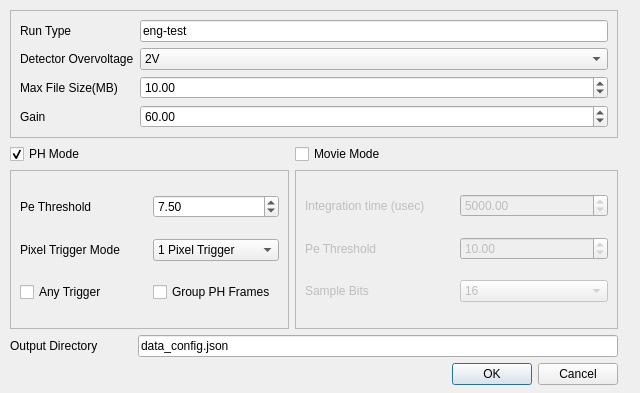
Qt form data_config_widget.ui (liuweiseu/panoseti_control_gui) before a commit.
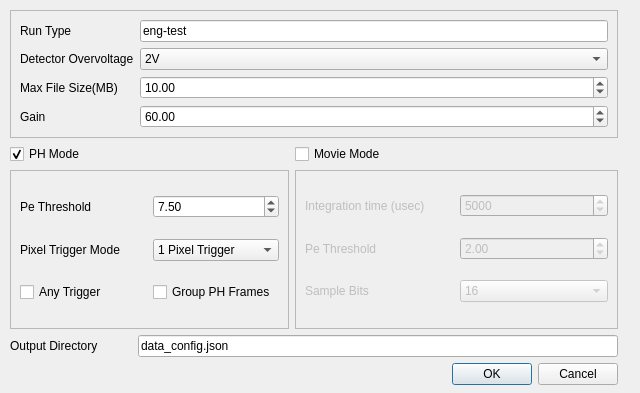
The same form after that commit.

Commit message: fixed some bugs in data config win.

Patch:
```diff
--- a/data_config_widget.ui
+++ b/data_config_widget.ui
@@ -286,19 +286,6 @@
          </property>
         </widget>
        </item>
-       <item row="0" column="1">
-        <widget class="QDoubleSpinBox" name="mov_integration_time">
-         <property name="maximum">
-          <double>9999.000000000000000</double>
-         </property>
-         <property name="singleStep">
-          <double>1.000000000000000</double>
-         </property>
-         <property name="value">
-          <double>5000.000000000000000</double>
-         </property>
-        </widget>
-       </item>
        <item row="0" column="0">
         <widget class="QLabel" name="label_15">
          <property name="text">
@@ -315,7 +302,7 @@
           <double>1.000000000000000</double>
          </property>
          <property name="value">
-          <double>10.000000000000000</double>
+          <double>2.000000000000000</double>
          </property>
         </widget>
        </item>
@@ -340,6 +327,16 @@
          </item>
         </widget>
        </item>
+       <item row="0" column="1">
+        <widget class="QSpinBox" name="mov_integration_time">
+         <property name="maximum">
+          <number>9999999</number>
+         </property>
+         <property name="value">
+          <number>5000</number>
+         </property>
+        </widget>
+       </item>
       </layout>
      </widget>
     </item>
```
The commit also changes 7 other files.
